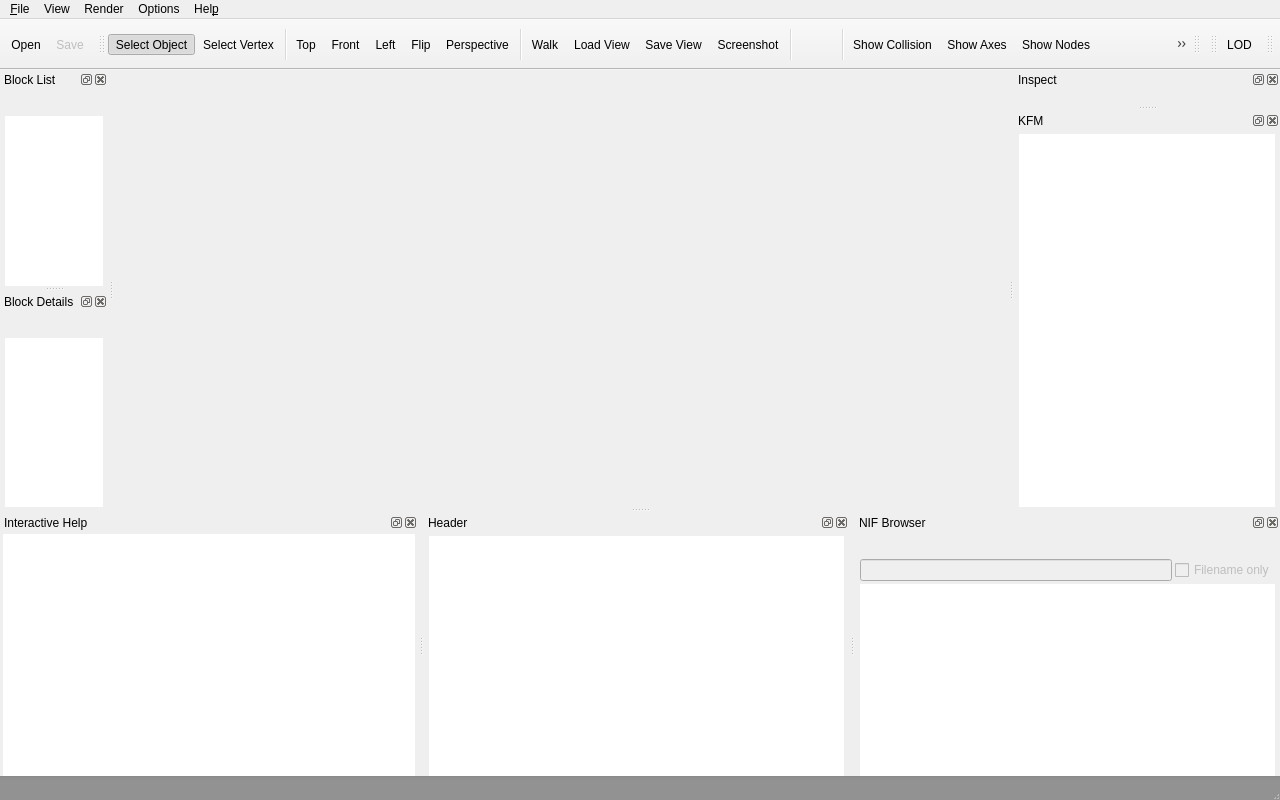
Old version of the form src/ui/nifskope.ui in the repository BungoV/NifSkope-WildWastelandEdition.
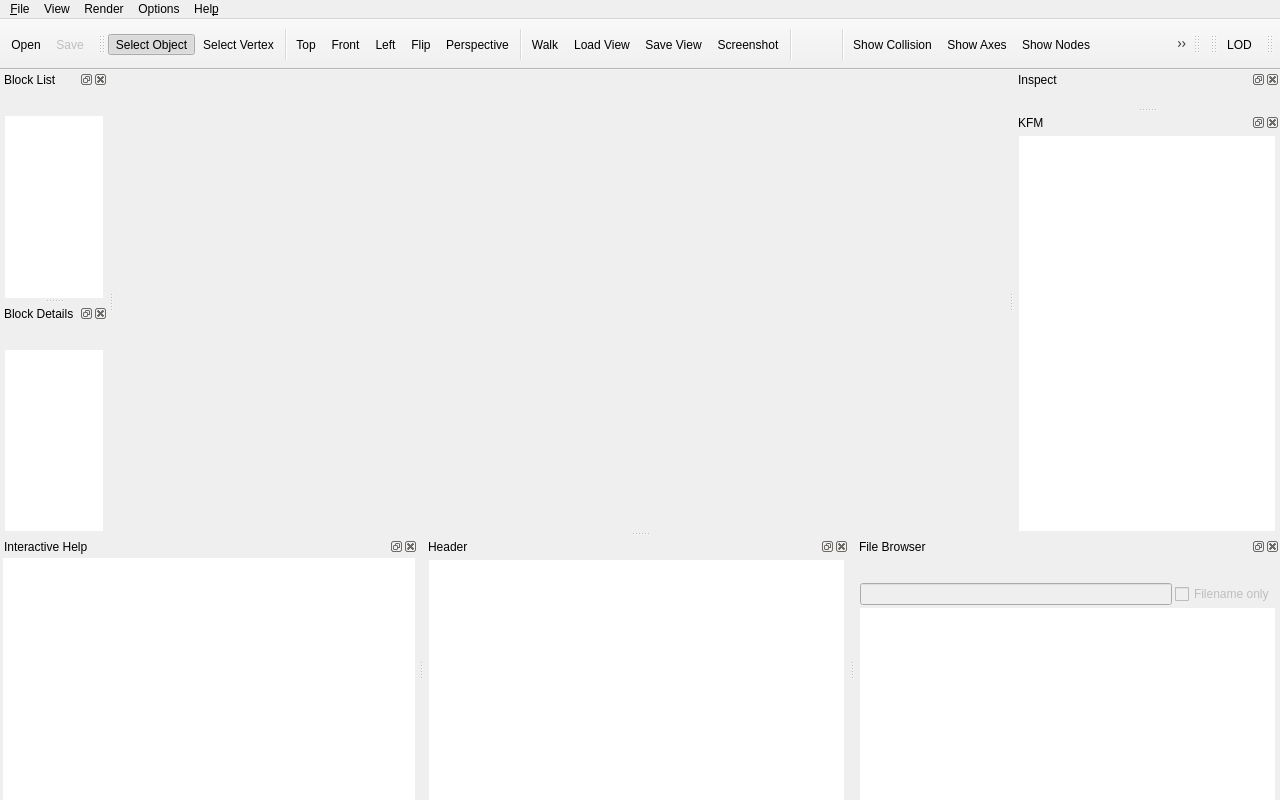
New version of the form. Icons and pictures are not drawn. Custom widgets are drawn as their Qt base class.

```diff
--- a/src/ui/nifskope.ui
+++ b/src/ui/nifskope.ui
@@ -332,93 +332,6 @@
    <addaction name="mOptions"/>
    <addaction name="mHelp"/>
   </widget>
-  <widget class="QStatusBar" name="statusbar">
-   <property name="sizePolicy">
-    <sizepolicy hsizetype="Preferred" vsizetype="Preferred">
-     <horstretch>0</horstretch>
-     <verstretch>0</verstretch>
-    </sizepolicy>
-   </property>
-   <property name="minimumSize">
-    <size>
-     <width>0</width>
-     <height>24</height>
-    </size>
-   </property>
-   <property name="maximumSize">
-    <size>
-     <width>16777215</width>
-     <height>24</height>
-    </size>
-   </property>
-   <property name="autoFillBackground">
-    <bool>false</bool>
-   </property>
-   <property name="styleSheet">
-    <string notr="true">#statusbar {
-padding: 0 0 0 0;
-margin: 0 0 0 0;
-border: 0px solid transparent;
-color: white;
-background: qlineargradient(spread:pad, x1:0, y1:0, x2:0, y2:1, stop:0 rgba(33, 33, 33, 128), stop:0.039823 rgba(42, 42, 42, 128), stop:0.103245 rgba(50, 50, 50, 128), stop:0.171091 rgba(53, 53, 53, 128));
-}
-
-#statusbar QProgressBar {
-margin: 0px;
-padding: 0px;
-border: 0px solid transparent;
-text-align: center;
-color: white;
-font: 12px normal &quot;Segoe UI&quot;;
-background: transparent;
-}
-
-QProgressBar::chunk {
-background-color: #05B8CC;
-width: 20px;
-}
-
-QProgressBar::text {
-padding-bottom: 2px;
-margin-top: -2px;
-}
-
-#statusbar QSizeGrip {
-background: url(&quot;:/wnd/sizeGrip&quot;) no-repeat;
-width: 10px; height: 10px;
-}
-
-#statusbar::text {
-padding: 0 0 10px 0;
-margin: -3px 0 0 0;
-
-}
-
-#statusbar::item {
-border: 0px solid transparent;
-}
-#statusbar #filepathStatusbarWidget QLabel {
-/*color: #333333;*/
-color: white;
-padding: 0 0 1px 0;
-margin: -1px 0 0 0;
-font: 12px normal &quot;Segoe UI&quot;;
-}
-
-#statusbar QPushButton {
-padding: 0px; border: none; margin: 0px;
-}
-
-#statusbar #filepathStatusbarWidget QPushButton:pressed {
-margin-top: 1px; margin-left: 1px;
-background: qradialgradient(spread:pad, cx:0.5, cy:0.5, radius:0.5, fx:0.5, fy:0.5, stop:0.139963 rgba(255, 255, 255, 255), stop:1 rgba(255, 255, 255, 0));
-}
-
-#statusbar #filepathStatusbarWidget QPushButton:hover {
-background: qradialgradient(spread:pad, cx:0.5, cy:0.5, radius:0.5, fx:0.5, fy:0.5, stop:0.139963 rgba(255, 255, 255, 255), stop:1 rgba(255, 255, 255, 0));
-}</string>
-   </property>
-  </widget>
   <widget class="QDockWidget" name="InspectDock">
    <property name="enabled">
     <bool>true</bool>
@@ -848,7 +761,7 @@
     <set>Qt::BottomDockWidgetArea|Qt::LeftDockWidgetArea|Qt::RightDockWidgetArea</set>
    </property>
    <property name="windowTitle">
-    <string>NIF Browser</string>
+    <string>File Browser</string>
    </property>
    <attribute name="dockWidgetArea">
     <number>8</number>
```
Left out of the diff: 2 changed lines with no effect on the pictures.
